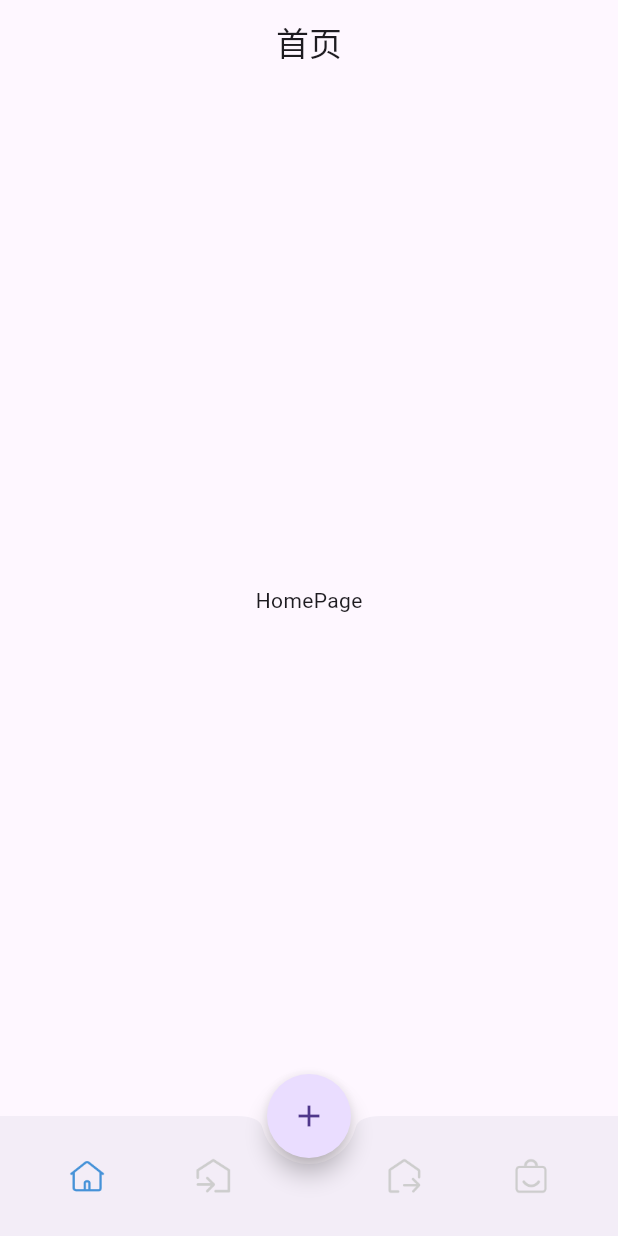
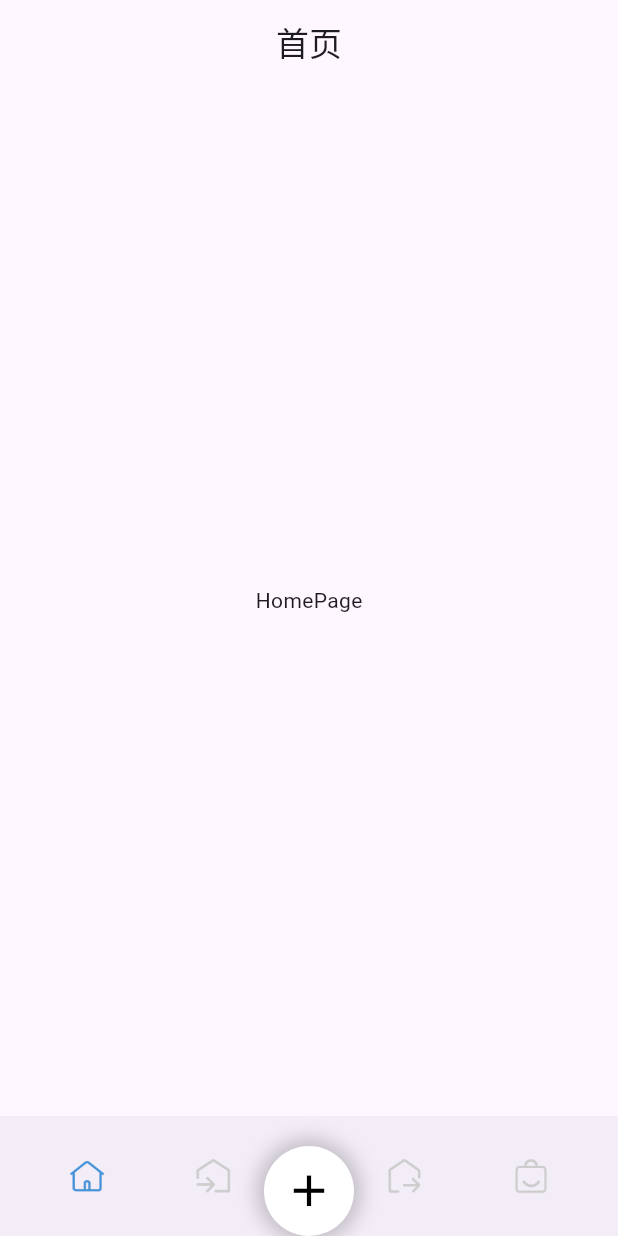
Before and after one commit to coltCN/ewms-app, a Flutter app: the screen it shows after launch, on a phone screen of 412 x 824 dp. Run offline on Flutter 3.47's test engine with Material 2 defaults, Android fonts, the phone set to English and light mode, and no system bars.

Commit message:
增加FAB弹出按钮

```diff
--- a/lib/root_page.dart
+++ b/lib/root_page.dart
@@ -1,5 +1,7 @@
 import 'package:ewms_app/view/home.dart';
 import 'package:ewms_app/view/in_store.dart';
+import 'package:ewms_app/widget/expandable_fab.dart';
+import 'package:ewms_app/widget/sector_expandable_fab.dart';
 import 'package:flutter/material.dart';
 
 import 'view/out_store.dart';
@@ -38,7 +40,8 @@ class _RootPageState extends State<RootPage> {
         },
       ),
       bottomNavigationBar: BottomAppBar(
-        shape: const CircularNotchedRectangle(),
+        // shape: const CircularNotchedRectangle(),
+        notchMargin: -10,
         child: Row(
           mainAxisAlignment: MainAxisAlignment.spaceAround,
           children: [
@@ -96,11 +99,51 @@ class _RootPageState extends State<RootPage> {
           ],
         ),
       ),
-      floatingActionButton: FloatingActionButton(
-        onPressed: () {},
-        shape: const CircleBorder(),
-        child: const Icon(Icons.add),
+      floatingActionButton: SectorExpandableFab(
+        children: [
+          IconButton(
+              onPressed: () {},
+              icon: Image.asset(
+                "assets/images/in_store.png",
+                width: 20,
+              )),
+          IconButton(
+              onPressed: () {},
+              icon: Image.asset(
+                "assets/images/out_store.png",
+                width: 20,
+              )),
+          IconButton(
+              onPressed: () {},
+              icon: Image.asset(
+                "assets/images/goods.png",
+                width: 20,
+              )),
+        ],
       ),
+      // floatingActionButton: ExpandableFab(
+      //   distance: 112.0,
+      //   children: [
+      //     ActionButton(
+      //         onPressed: () {},
+      //         icon: Image.asset(
+      //           "assets/images/in_store.png",
+      //           width: 20,
+      //         )),
+      //     ActionButton(
+      //         onPressed: () {},
+      //         icon: Image.asset(
+      //           "assets/images/out_store.png",
+      //           width: 20,
+      //         )),
+      //     ActionButton(
+      //         onPressed: () {},
+      //         icon: Image.asset(
+      //           "assets/images/goods.png",
+      //           width: 20,
+      //         )),
+      //   ],
+      // ),
       floatingActionButtonLocation: FloatingActionButtonLocation.centerDocked,
     );
   }
--- /dev/null
+++ b/lib/widget/sector_expandable_fab.dart
@@ -0,0 +1,182 @@
+import 'dart:math';
+
+import 'package:flutter/material.dart';
+
+class SectorExpandableFab extends StatefulWidget {
+  const SectorExpandableFab({super.key, required this.children});
+
+  final List<Widget> children;
+
+  @override
+  State<SectorExpandableFab> createState() => _SectorExpandableFabState();
+}
+
+class _SectorExpandableFabState extends State<SectorExpandableFab>
+    with SingleTickerProviderStateMixin {
+  bool _isExpanded = false;
+  AnimationController? _controller;
+  Animation<double>? _animation;
+
+  @override
+  void initState() {
+    super.initState();
+    _controller = AnimationController(
+      vsync: this,
+      duration: const Duration(milliseconds: 350),
+      reverseDuration: const Duration(milliseconds: 275),
+    );
+    _animation = CurvedAnimation(
+        parent: _controller!,
+        curve: Curves.easeOut,
+        reverseCurve: Curves.easeIn);
+    _controller?.addListener(() {
+      setState(() {});
+    });
+  }
+
+  @override
+  void dispose() {
+    super.dispose();
+  }
+
+  void _toggle() {
+    setState(() {
+      _isExpanded = !_isExpanded;
+      if (_isExpanded) {
+        _controller?.forward();
+      } else {
+        _controller?.reverse();
+      }
+    });
+  }
+
+  @override
+  Widget build(BuildContext context) {
+    return SizedBox.expand(
+      child: Stack(
+        children: [..._buildActionButtons(), _buildTapFab()],
+      ),
+    );
+  }
+
+  Widget _buildTapFab() {
+    return Align(
+      alignment: Alignment.bottomCenter,
+      child: Transform.rotate(
+        angle: _animation!.value * pi * (3 / 4),
+        child: AnimatedContainer(
+          duration: Duration(milliseconds: 250),
+          height: _isExpanded ? 50 : 60,
+          width: _isExpanded ? 50 : 70,
+          decoration: BoxDecoration(
+            color: Colors.white,
+            shape: BoxShape.circle,
+            boxShadow: [
+              BoxShadow(
+                color: Colors.black.withOpacity(0.2),
+                blurRadius: 10,
+                spreadRadius: 5,
+              ),
+            ],
+          ),
+          child: Material(
+            color: Colors.transparent,
+            child: InkWell(
+              onTap: _toggle,
+              borderRadius: BorderRadius.circular(35),
+              child: Icon(
+                Icons.add,
+                color: Colors.black,
+                size: 35,
+              ),
+            ),
+          ),
+        ),
+      ),
+    );
+  }
+
+  List<Widget> _buildActionButtons() {
+    final List<Widget> children = [];
+    final count = widget.children.length;
+    final step = 120.0 / (count - 1);
+    for (var i = 0, angleInDegrees = 0.0;
+        i < count;
+        i++, angleInDegrees += step) {
+      children.add(
+        _ExpandingActionButton(
+          directionInDegrees: angleInDegrees + 30,
+          maxDistance: 112, //widget.distance,
+          progress: _animation!,
+          child: widget.children[i],
+        ),
+      );
+    }
+    return children;
+  }
+
+  Widget _buildActionButton(Widget child, int i) {
+    return AnimatedAlign(
+      duration: _isExpanded
+          ? Duration(milliseconds: 250)
+          : Duration(milliseconds: 350),
+      alignment: _isExpanded
+          ? Alignment(
+              -0.3 + (i * 0.25),
+              0.9 - (i / (widget.children.length - 1)) * 0.5,
+            )
+          : Alignment.bottomCenter,
+      curve: _isExpanded ? Curves.elasticOut : Curves.easeIn,
+      child: AnimatedContainer(
+        duration: Duration(milliseconds: 275),
+        curve: _isExpanded ? Curves.easeOut : Curves.easeIn,
+        height: 50,
+        width: 50,
+        decoration: BoxDecoration(
+            color: Colors.white, borderRadius: BorderRadius.circular(40)),
+        child: widget.children[i],
+      ),
+    );
+  }
+}
+
+@immutable
+class _ExpandingActionButton extends StatelessWidget {
+  const _ExpandingActionButton({
+    required this.directionInDegrees,
+    required this.maxDistance,
+    required this.progress,
+    required this.child,
+  });
+
+  final double directionInDegrees;
+  final double maxDistance;
+  final Animation<double> progress;
+  final Widget child;
+
+  @override
+  Widget build(BuildContext context) {
+    final centerX = MediaQuery.of(context).size.width / 2 - 20.0;
+    return AnimatedBuilder(
+      animation: progress,
+      builder: (context, child) {
+        final offset = Offset.fromDirection(
+          directionInDegrees * (pi / 180.0),
+          progress.value * maxDistance,
+        );
+        return Positioned(
+          right: centerX + offset.dx,
+          bottom: 4.0 + offset.dy,
+          child: Transform.rotate(
+            angle: (1.0 - progress.value) * pi / 2,
+            child: child!,
+          ),
+        );
+      },
+      child: FadeTransition(
+        opacity: progress,
+        child: child,
+      ),
+    );
+  }
+}
```
Also changed, not shown: lib/widget/expandable_fab.dart (added, +238 -0 lines).
